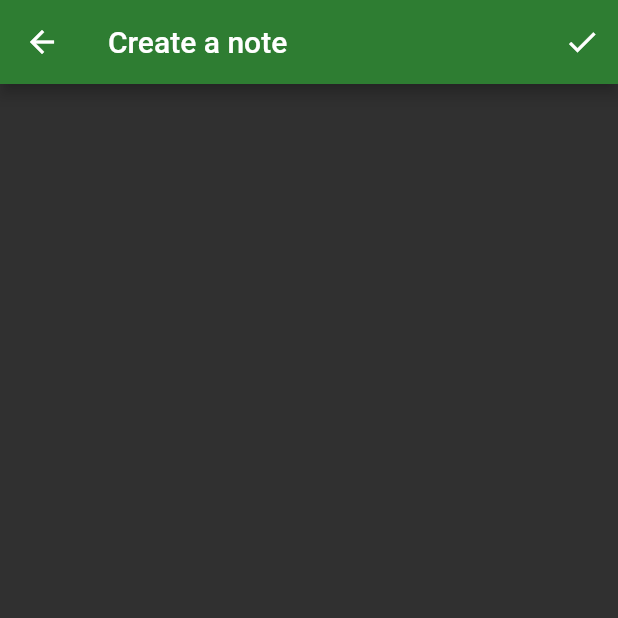
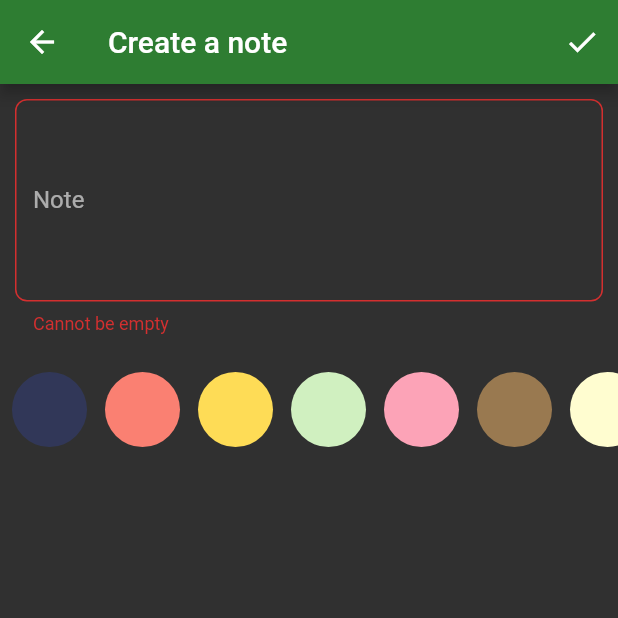
Before and after one commit to arochet/tuto_domain_driven_design, a Flutter app: the NoteFormPage screen opened by its route, on a phone screen of 412 x 824 dp, the top half of it. Run offline on Flutter 3.47's test engine with Material 2 defaults, Android fonts, the phone set to English and light mode, and no system bars; our stand-ins replace another_flushbar, auto_route, bloc, cloud_firestore, dartz, firebase_auth and 9 more; accounts and stored records are empty.

Commit message:
Video 27

```diff
--- a/lib/application/notes/note_form/note_form_bloc.dart
+++ b/lib/application/notes/note_form/note_form_bloc.dart
@@ -63,13 +63,13 @@ class NoteFormBloc extends Bloc<NoteFormEvent, NoteFormState> {
         );
 
         if (state.note.failureOption.isNone()) {
-          state.isEditing
+          failureOrSuccess = state.isEditing
               ? await _noteRepository.update(state.note)
               : await _noteRepository.create(state.note);
         }
 
         yield state.copyWith(
-          isSaving: true,
+          isSaving: false,
           showErrorMessages: true,
           saveFailureOrSuccessOption: optionOf(failureOrSuccess),
         );
--- a/lib/domain/notes/value_objects.dart
+++ b/lib/domain/notes/value_objects.dart
@@ -36,7 +36,7 @@ class TodoName extends ValueObject<String> {
 
 class NoteColor extends ValueObject<Color> {
   static const List<Color> predefinedColors = [
-    Color(0xfffafafa), // canvas
+    Color(0x333355fa), // canvas
     Color(0xfffa8072), // salmon
     Color(0xfffedc56), // mustard
     Color(0xffd0f0c0), // tea
--- a/lib/presentation/notes/note_form/note_form_page.dart
+++ b/lib/presentation/notes/note_form/note_form_page.dart
@@ -5,6 +5,8 @@ import 'package:flutter_bloc/flutter_bloc.dart';
 import 'package:tuto_domain_driven_design/application/notes/note_form/note_form_bloc.dart';
 import 'package:tuto_domain_driven_design/domain/notes/note.dart';
 import 'package:tuto_domain_driven_design/injection.dart';
+import 'package:tuto_domain_driven_design/presentation/notes/note_form/widgets/body_field_widget.dart';
+import 'package:tuto_domain_driven_design/presentation/notes/note_form/widgets/color_field_widget.dart';
 
 class NoteFormArguments {
   final Note? editedNote;
@@ -29,8 +31,8 @@ class NoteFormPage extends StatelessWidget {
       create: (context) => getIt<NoteFormBloc>()
         ..add(NoteFormEvent.initialized(optionOf(editedNote))),
       child: BlocConsumer<NoteFormBloc, NoteFormState>(
-          //listenWhen: (p, c) =>
-          //    p.saveFailureOrSuccessOption != c.saveFailureOrSuccessOption,
+          listenWhen: (p, c) =>
+              p.saveFailureOrSuccessOption != c.saveFailureOrSuccessOption,
           listener: (context, state) {
             state.saveFailureOrSuccessOption.fold(
               () => {},
@@ -131,7 +133,10 @@ class NoteFormPageScaffold extends StatelessWidget {
             autovalidateMode: AutovalidateMode.always,
             child: SingleChildScrollView(
               child: Column(
-                children: [],
+                children: [
+                  const BodyField(),
+                  const ColorField(),
+                ],
               ),
             ),
           );
--- /dev/null
+++ b/lib/presentation/notes/note_form/widgets/body_field_widget.dart
@@ -0,0 +1,47 @@
+import 'package:flutter/material.dart';
+import 'package:flutter_hooks/flutter_hooks.dart';
+import 'package:tuto_domain_driven_design/application/notes/note_form/note_form_bloc.dart';
+import 'package:tuto_domain_driven_design/domain/notes/value_objects.dart';
+import 'package:flutter_bloc/flutter_bloc.dart';
+
+class BodyField extends HookWidget {
+  const BodyField({Key? key}) : super(key: key);
+
+  @override
+  Widget build(BuildContext context) {
+    final textEditingController = useTextEditingController();
+
+    return BlocListener<NoteFormBloc, NoteFormState>(
+      listenWhen: (p, c) => p.isEditing != c.isEditing,
+      listener: (context, state) {
+        textEditingController.text = state.note.body.getOrCrash();
+      },
+      child: Padding(
+        padding: const EdgeInsets.all(10.0),
+        child: TextFormField(
+          controller: textEditingController,
+          decoration: const InputDecoration(labelText: 'Note', counterText: ''),
+          maxLength: NoteBody.maxLength,
+          maxLines: null,
+          minLines: 5,
+          onChanged: (value) => context
+              .read<NoteFormBloc>()
+              .add(NoteFormEvent.bodyChanged(value)),
+          validator: (_) => context
+              .read<NoteFormBloc>()
+              .state
+              .note
+              .body
+              .value
+              .fold(
+                  (f) => f.maybeMap(
+                      empty: (f) => 'Cannot be empty',
+                      exceedingLenght: (f) => 'Exceeding length, max: ${f.max}',
+                      orElse: () => null),
+                  (r) => null),
+          //On peut pas accéder directement au BlocBuilder
+        ),
+      ),
+    );
+  }
+}
--- /dev/null
+++ b/lib/presentation/notes/note_form/widgets/color_field_widget.dart
@@ -0,0 +1,52 @@
+import 'package:flutter/material.dart';
+import 'package:flutter_bloc/flutter_bloc.dart';
+import 'package:tuto_domain_driven_design/application/notes/note_form/note_form_bloc.dart';
+import 'package:tuto_domain_driven_design/domain/notes/value_objects.dart';
+
+class ColorField extends StatelessWidget {
+  const ColorField({Key? key}) : super(key: key);
+
+  @override
+  Widget build(BuildContext context) {
+    return BlocBuilder<NoteFormBloc, NoteFormState>(
+        buildWhen: (p, c) => p.note.color != c.note.color,
+        builder: (context, state) {
+          return Container(
+            height: 80,
+            child: ListView.separated(
+              padding: const EdgeInsets.symmetric(horizontal: 8),
+              physics: const BouncingScrollPhysics(),
+              scrollDirection: Axis.horizontal,
+              itemCount: NoteColor.predefinedColors.length,
+              itemBuilder: (context, index) {
+                final itemColor = NoteColor.predefinedColors[index];
+                return GestureDetector(
+                  onTap: () {
+                    context
+                        .read<NoteFormBloc>()
+                        .add(NoteFormEvent.colorChanged(itemColor));
+                  },
+                  child: Material(
+                      color: itemColor,
+                      shape: CircleBorder(
+                        side: state.note.color.value.fold(
+                          (_) => BorderSide.none,
+                          (color) => color == itemColor
+                              ? const BorderSide(width: 1.5)
+                              : BorderSide.none,
+                        ),
+                      ),
+                      child: Container(
+                        width: 50,
+                        height: 50,
+                      )),
+                );
+              },
+              separatorBuilder: (context, index) {
+                return const SizedBox(width: 12);
+              },
+            ),
+          );
+        });
+  }
+}
```
